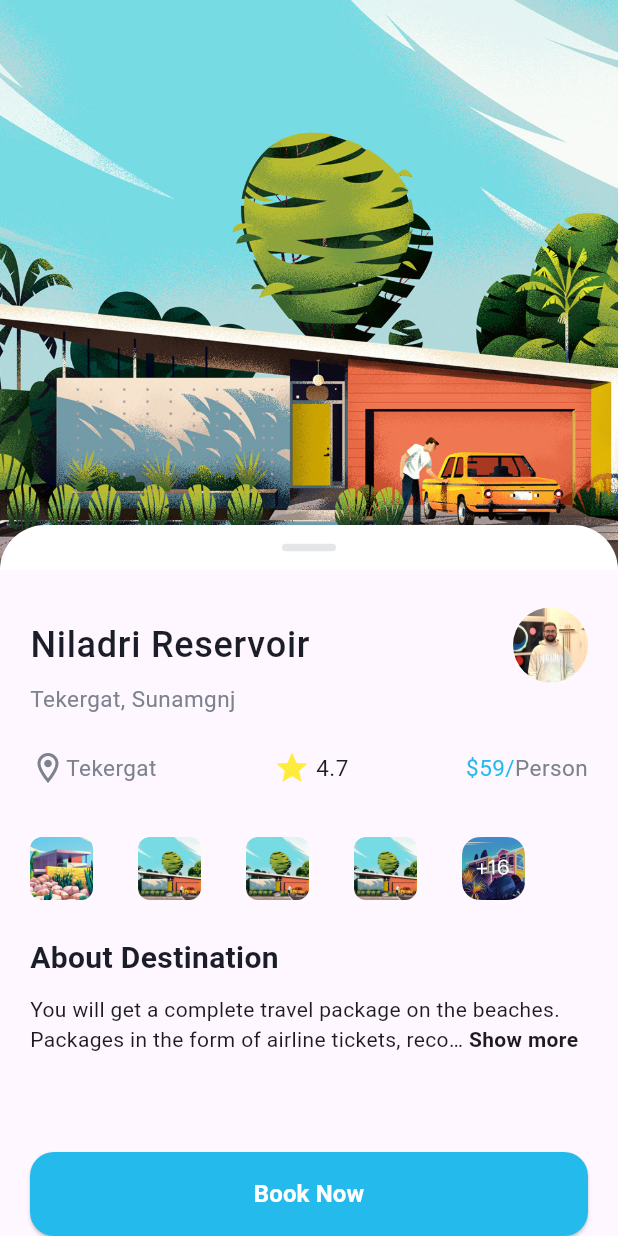
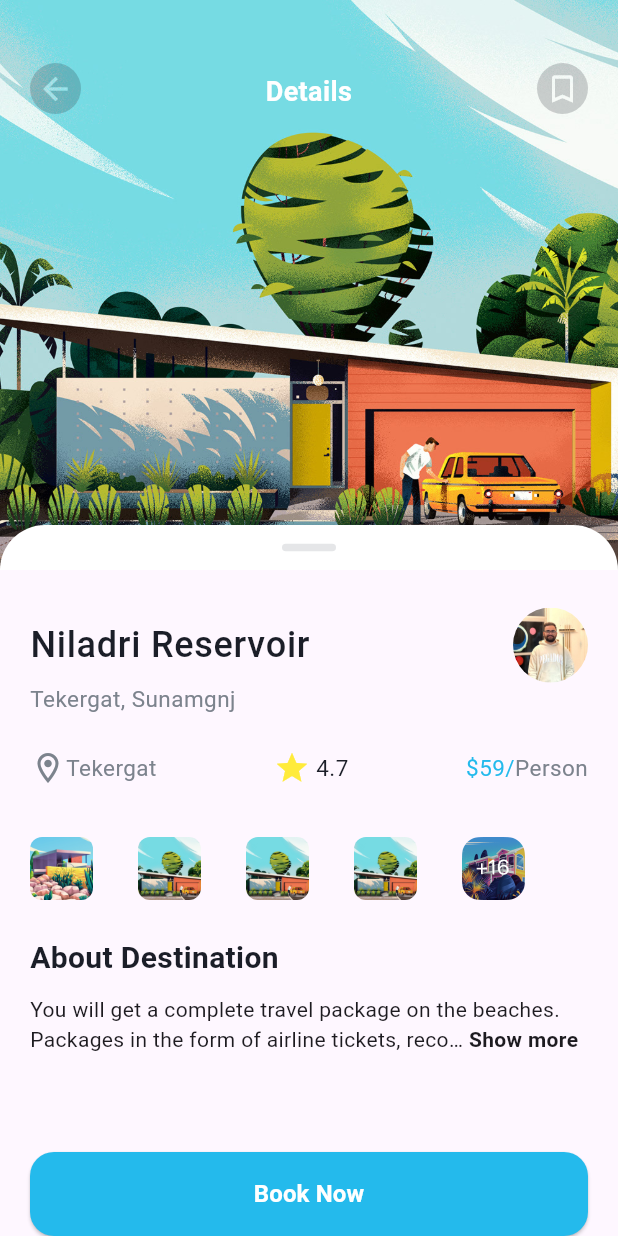
Before and after one commit to mahdinaghikhanii/Travelling-ui, a Flutter app: the screen it shows after launch, after a tap on "Niladri Reservoir", on a phone screen of 412 x 824 dp. Run offline on Flutter 3.47's test engine with Material 3 defaults, Android fonts, the phone set to English and light mode, and no system bars; drawn by our look-alikes of readmore; our stand-ins replace bottom_navy_bar; Roboto replaces fonts that are missing (SF UI Display).

Commit message:
fix problems

```diff
--- a/lib/pages/detail/deatil.dart
+++ b/lib/pages/detail/deatil.dart
@@ -44,6 +44,64 @@ class DetailPage extends StatelessWidget {
                           image: AssetImage("assets/2.png"),
                           fit: BoxFit.cover)),
                 ),
+                const Positioned(
+                    right: 0,
+                    left: 0,
+                    top: 60,
+                    child: Text(
+                      'Details',
+                      textAlign: TextAlign.center,
+                      style: TextStyle(
+                        color: Colors.white,
+                        fontSize: 18,
+                        fontFamily: 'SF UI Display',
+                        fontWeight: FontWeight.w600,
+                        height: 0.07,
+                      ),
+                    )),
+                Positioned(
+                    left: 20,
+                    top: 42,
+                    child: Opacity(
+                      opacity: 0.20,
+                      child: InkWell(
+                        onTap: () => Navigator.pop(context),
+                        child: Container(
+                          width: 34,
+                          height: 34,
+                          decoration: ShapeDecoration(
+                            color: const Color(0xFF1B1E28),
+                            shape: RoundedRectangleBorder(
+                              borderRadius: BorderRadius.circular(20),
+                            ),
+                          ),
+                          child: const Icon(
+                            Icons.arrow_back,
+                            color: Colors.white,
+                          ),
+                        ),
+                      ),
+                    )),
+                Positioned(
+                    right: 20,
+                    top: 42,
+                    child: Opacity(
+                      opacity: 0.20,
+                      child: Container(
+                        width: 34,
+                        height: 34,
+                        decoration: ShapeDecoration(
+                          color: const Color(0xFF1B1E28),
+                          shape: RoundedRectangleBorder(
+                            borderRadius: BorderRadius.circular(20),
+                          ),
+                        ),
+                        child: const Icon(
+                          Icons.bookmark_outline,
+                          color: Colors.white,
+                        ),
+                      ),
+                    )),
                 Positioned(
                   bottom: 0,
                   child: Container(
--- a/lib/pages/nav/navbar.dart
+++ b/lib/pages/nav/navbar.dart
@@ -57,7 +57,7 @@ class _NavBarPagesState extends State<NavBarPages> {
         items: <BottomNavyBarItem>[
           BottomNavyBarItem(
               activeColor: const Color(0xFF24BAEC),
-              title: const Text('Item One'),
+              title: const Text('Home'),
               icon: const Icon(Icons.home)),
           BottomNavyBarItem(
               inactiveColor: const Color(0xFF7C838D),
```
